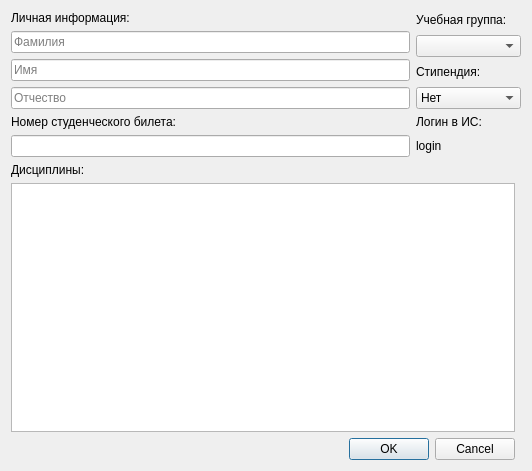
First picture: the form in editstudentdialog.ui, repository sowecthal/IS-Decanat, before the edit.
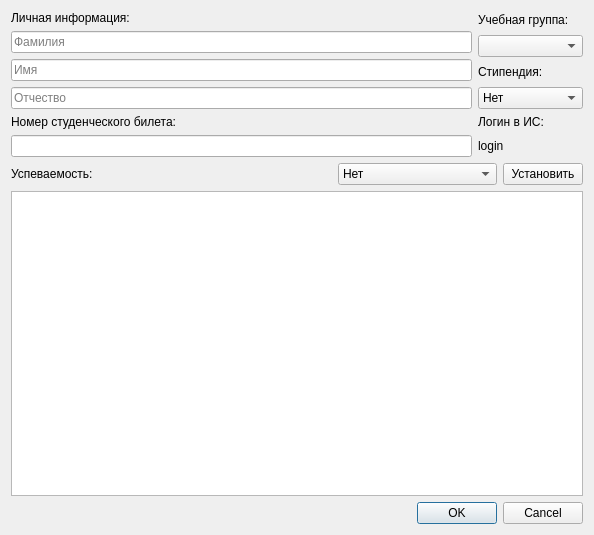
Second picture: the form after the edit.

```diff
--- a/editstudentdialog.ui
+++ b/editstudentdialog.ui
@@ -6,8 +6,8 @@
    <rect>
     <x>0</x>
     <y>0</y>
-    <width>532</width>
-    <height>471</height>
+    <width>594</width>
+    <height>535</height>
    </rect>
   </property>
   <property name="minimumSize">
@@ -20,30 +20,7 @@
    <string>Dialog</string>
   </property>
   <layout class="QGridLayout" name="gridLayout_2">
-   <item row="1" column="1">
-    <widget class="QLabel" name="label_5">
-     <property name="maximumSize">
-      <size>
-       <width>508</width>
-       <height>16</height>
-      </size>
-     </property>
-     <property name="text">
-      <string>Дисциплины:</string>
-     </property>
-    </widget>
-   </item>
-   <item row="6" column="1">
-    <widget class="QDialogButtonBox" name="buttonBox">
-     <property name="orientation">
-      <enum>Qt::Horizontal</enum>
-     </property>
-     <property name="standardButtons">
-      <set>QDialogButtonBox::Cancel|QDialogButtonBox::Ok</set>
-     </property>
-    </widget>
-   </item>
-   <item row="0" column="1" colspan="2">
+   <item row="0" column="0">
     <layout class="QGridLayout" name="gridLayout">
      <item row="4" column="0">
       <widget class="QLineEdit" name="lineNumber"/>
@@ -143,7 +120,93 @@
      </item>
     </layout>
    </item>
-   <item row="2" column="1">
+   <item row="1" column="0">
+    <layout class="QHBoxLayout" name="horizontalLayout">
+     <item>
+      <widget class="QLabel" name="label_5">
+       <property name="maximumSize">
+        <size>
+         <width>508</width>
+         <height>16</height>
+        </size>
+       </property>
+       <property name="text">
+        <string>Успеваемость:</string>
+       </property>
+      </widget>
+     </item>
+     <item>
+      <spacer name="horizontalSpacer">
+       <property name="orientation">
+        <enum>Qt::Horizontal</enum>
+       </property>
+       <property name="sizeHint" stdset="0">
+        <size>
+         <width>40</width>
+         <height>20</height>
+        </size>
+       </property>
+      </spacer>
+     </item>
+     <item>
+      <widget class="QComboBox" name="comboBox">
+       <item>
+        <property name="text">
+         <string>Нет</string>
+        </property>
+       </item>
+       <item>
+        <property name="text">
+         <string>Не зачтено</string>
+        </property>
+       </item>
+       <item>
+        <property name="text">
+         <string>Зачтено</string>
+        </property>
+       </item>
+       <item>
+        <property name="text">
+         <string>Неудовлетворительно</string>
+        </property>
+       </item>
+       <item>
+        <property name="text">
+         <string>Удовлетворительно </string>
+        </property>
+       </item>
+       <item>
+        <property name="text">
+         <string>Хорошо</string>
+        </property>
+       </item>
+       <item>
+        <property name="text">
+         <string>Отлично</string>
+        </property>
+       </item>
+      </widget>
+     </item>
+     <item>
+      <widget class="QPushButton" name="pushButton">
+       <property name="text">
+        <string>Установить</string>
+       </property>
+      </widget>
+     </item>
+    </layout>
+   </item>
+   <item row="4" column="0">
+    <widget class="QDialogButtonBox" name="buttonBox">
+     <property name="orientation">
+      <enum>Qt::Horizontal</enum>
+     </property>
+     <property name="standardButtons">
+      <set>QDialogButtonBox::Cancel|QDialogButtonBox::Ok</set>
+     </property>
+    </widget>
+   </item>
+   <item row="3" column="0">
     <widget class="QTableView" name="tableView">
      <property name="editTriggers">
       <set>QAbstractItemView::NoEditTriggers</set>
```
Left out of the diff: 6 changed lines with no effect on the pictures.
